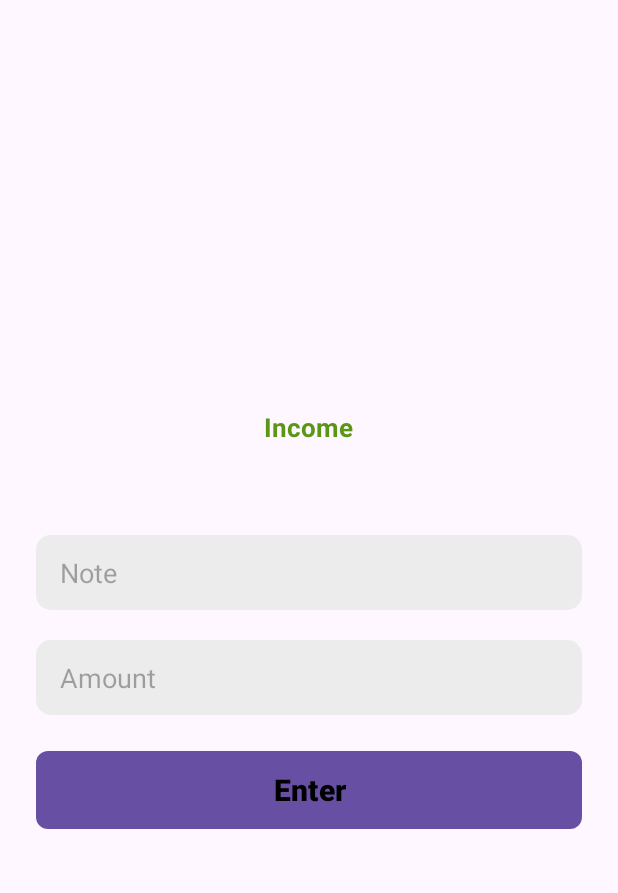
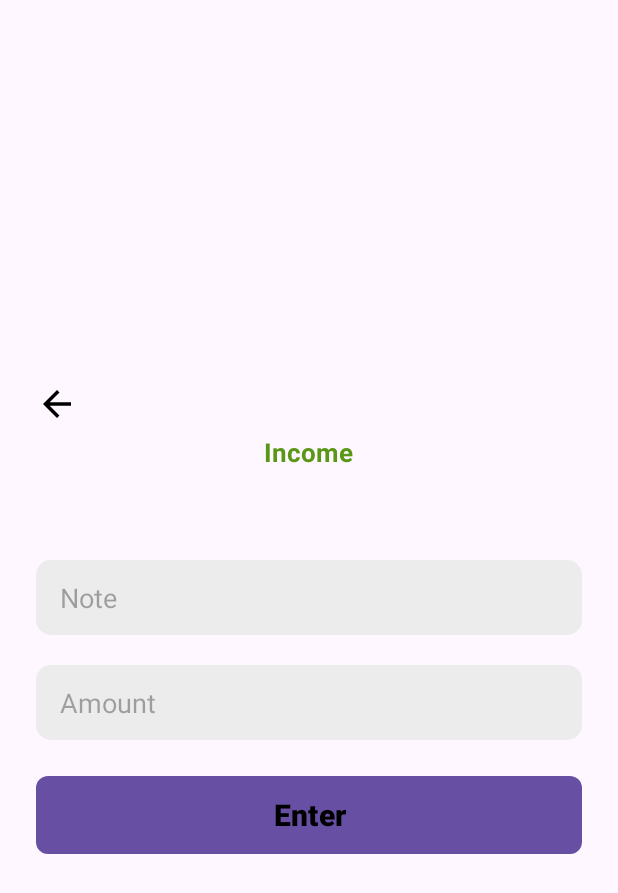
Before and after one commit to DevlinHamill/cs460GroupProject, an Android app: the Income screen opened directly, with no data from a screen before it, on a phone screen of 412 x 824 dp. Shown: the top 893 px of the screen. Run offline under Robolectric (Android 15) with nearby library versions, the phone set to English and light mode, and no system bars; our stand-ins replace Firebase (no records; nobody signed in at launch, a user with empty details on screens opened directly).

Commit message:
Added a back button to the finance income and expenses button

```diff
--- a/app/src/main/java/com/example/project/Income.java
+++ b/app/src/main/java/com/example/project/Income.java
@@ -35,6 +35,9 @@ public class Income extends AppCompatActivity {
                 inCome();
             }
         });
+        binding.backbtn.setOnClickListener(v ->
+                finish()
+        );
     }
 
     private void inCome() { //store data in firebase
--- a/app/src/main/java/com/example/project/Outcome.java
+++ b/app/src/main/java/com/example/project/Outcome.java
@@ -35,6 +35,10 @@ public class Outcome extends AppCompatActivity {
                 outCome();
             }
         });
+
+        binding.backbtn.setOnClickListener(v ->
+                finish()
+        );
     }
 
     private void outCome() { //store data in firebase
--- a/app/src/main/res/layout/activity_finance.xml
+++ b/app/src/main/res/layout/activity_finance.xml
@@ -25,7 +25,7 @@
             android:layout_marginTop="5dp"
             android:contentDescription="@string/app_name"
             android:src="@drawable/icon_back_arrow"
-            app:tint="@color/white" />
+            app:tint="@color/white"/>
 
         <TextView
             android:layout_width="0dp"
@@ -37,7 +37,7 @@
             android:text="Finance"
             android:textColor="@color/white"
             android:textSize="26sp"
-            android:textStyle="bold" />
+            android:textStyle="bold"/>
     </LinearLayout>
 
     <ScrollView
--- a/app/src/main/res/layout/activity_income.xml
+++ b/app/src/main/res/layout/activity_income.xml
@@ -11,12 +11,21 @@
     android:scrollbars="none"
     tools:context=".Income">
 
+
+
     <LinearLayout
         android:layout_width="match_parent"
         android:layout_height="wrap_content"
         android:layout_gravity="center"
         android:orientation="vertical">
-
+        <ImageView
+            android:id="@+id/backbtn"
+            android:layout_width="28dp"
+            android:layout_height="28dp"
+            android:layout_marginTop="5dp"
+            android:src="@drawable/icon_back_arrow"
+            app:tint="@color/black"
+            android:contentDescription="@string/back_button"/>
         <TextView
             android:layout_width="wrap_content"
             android:layout_height="wrap_content"
@@ -83,4 +92,6 @@
 
     </LinearLayout>
 
+
+
 </ScrollView>
```
Also changed, not shown: app/src/main/res/layout/activity_outcome.xml (+9 -0 lines), app/src/main/java/com/example/project/Finance.java (line endings or trailing spaces).
